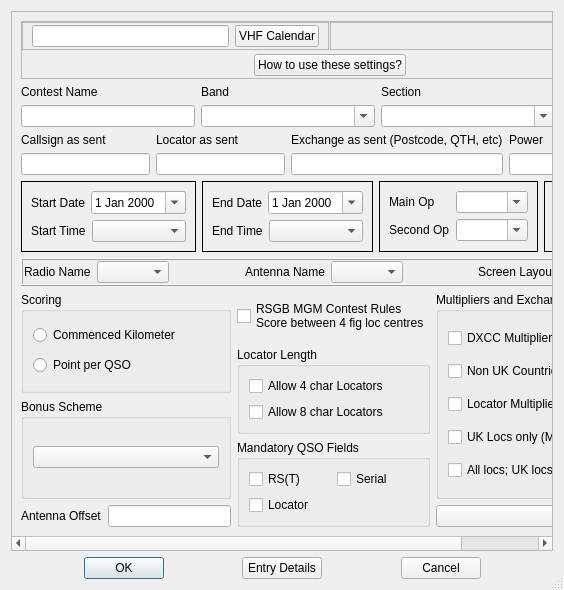
Old version of the form mqt/MqtLogger/contestdetails.ui in the repository Rsclub22/Minos2-Mirror.
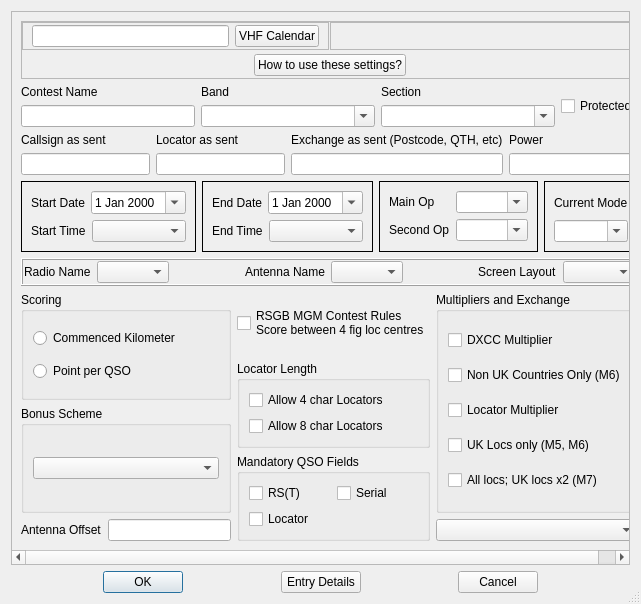
New version of the form. Custom widgets are drawn as their Qt base class.

The edit to the form file:
```diff
--- a/mqt/MqtLogger/contestdetails.ui
+++ b/mqt/MqtLogger/contestdetails.ui
@@ -6,8 +6,8 @@
    <rect>
     <x>0</x>
     <y>0</y>
-    <width>564</width>
-    <height>590</height>
+    <width>641</width>
+    <height>604</height>
    </rect>
   </property>
   <property name="windowTitle">
@@ -30,8 +30,8 @@
        <rect>
         <x>0</x>
         <y>0</y>
-        <width>587</width>
-        <height>551</height>
+        <width>621</width>
+        <height>554</height>
        </rect>
       </property>
       <layout class="QVBoxLayout" name="verticalLayout_19">
```
